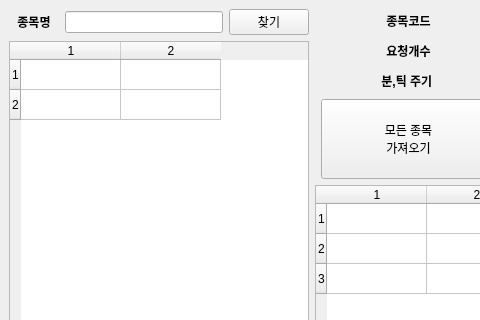
This is DesinGUI.ui in gustn3965/DesinFinancialGUI as Qt 5 draws it before an edit; both pictures show x 0 to 480 and y 0 to 320 of the 1052 by 758 pixel window. The edited form follows.
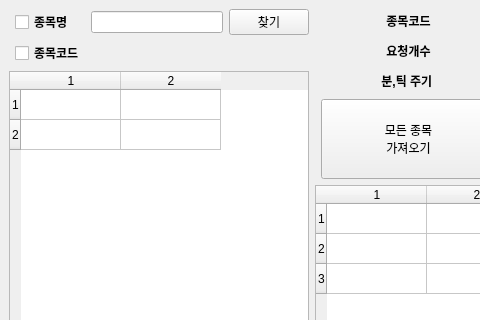
This is the edited form.

What changed in the file:
```diff
--- a/DesinGUI.ui
+++ b/DesinGUI.ui
@@ -281,71 +281,23 @@
     </item>
     <item row="0" column="0">
      <layout class="QGridLayout" name="gridLayout_2">
-      <item row="1" column="0" colspan="3">
-       <widget class="QTableWidget" name="tableWidget_2">
-        <property name="minimumSize">
-         <size>
-          <width>300</width>
-          <height>0</height>
-         </size>
-        </property>
-        <property name="maximumSize">
-         <size>
-          <width>230</width>
-          <height>16777215</height>
-         </size>
-        </property>
-        <property name="rowCount">
-         <number>2</number>
-        </property>
-        <property name="columnCount">
-         <number>2</number>
-        </property>
-        <row/>
-        <row/>
-        <column/>
-        <column/>
-       </widget>
-      </item>
-      <item row="0" column="0">
-       <widget class="QLabel" name="label_3">
-        <property name="minimumSize">
-         <size>
-          <width>50</width>
-          <height>0</height>
-         </size>
-        </property>
-        <property name="maximumSize">
-         <size>
-          <width>16777215</width>
-          <height>20</height>
-         </size>
-        </property>
-        <property name="font">
-         <font>
-          <weight>75</weight>
-          <bold>true</bold>
-         </font>
-        </property>
-        <property name="text">
-         <string>종목명</string>
-        </property>
-        <property name="alignment">
-         <set>Qt::AlignCenter</set>
-        </property>
-       </widget>
-      </item>
       <item row="0" column="1">
-       <widget class="QLineEdit" name="lineEdit_2">
-        <property name="minimumSize">
-         <size>
-          <width>100</width>
-          <height>0</height>
-         </size>
+       <widget class="QCheckBox" name="checkBox">
+        <property name="font">
+         <font>
+          <weight>75</weight>
+          <bold>true</bold>
+         </font>
+        </property>
+        <property name="text">
+         <string>종목명</string>
+        </property>
+        <property name="autoExclusive">
+         <bool>true</bool>
         </property>
        </widget>
       </item>
-      <item row="0" column="2">
+      <item row="0" column="3">
        <widget class="QPushButton" name="pushButton_3">
         <property name="minimumSize">
          <size>
@@ -376,6 +328,58 @@
         </property>
        </widget>
       </item>
+      <item row="2" column="0" colspan="4">
+       <widget class="QTableWidget" name="tableWidget_2">
+        <property name="minimumSize">
+         <size>
+          <width>300</width>
+          <height>0</height>
+         </size>
+        </property>
+        <property name="maximumSize">
+         <size>
+          <width>230</width>
+          <height>16777215</height>
+         </size>
+        </property>
+        <property name="rowCount">
+         <number>2</number>
+        </property>
+        <property name="columnCount">
+         <number>2</number>
+        </property>
+        <row/>
+        <row/>
+        <column/>
+        <column/>
+       </widget>
+      </item>
+      <item row="0" column="2">
+       <widget class="QLineEdit" name="lineEdit_2">
+        <property name="minimumSize">
+         <size>
+          <width>100</width>
+          <height>0</height>
+         </size>
+        </property>
+       </widget>
+      </item>
+      <item row="1" column="1">
+       <widget class="QCheckBox" name="checkBox_2">
+        <property name="font">
+         <font>
+          <weight>75</weight>
+          <bold>true</bold>
+         </font>
+        </property>
+        <property name="text">
+         <string>종목코드</string>
+        </property>
+        <property name="autoExclusive">
+         <bool>true</bool>
+        </property>
+       </widget>
+      </item>
      </layout>
     </item>
    </layout>
```
